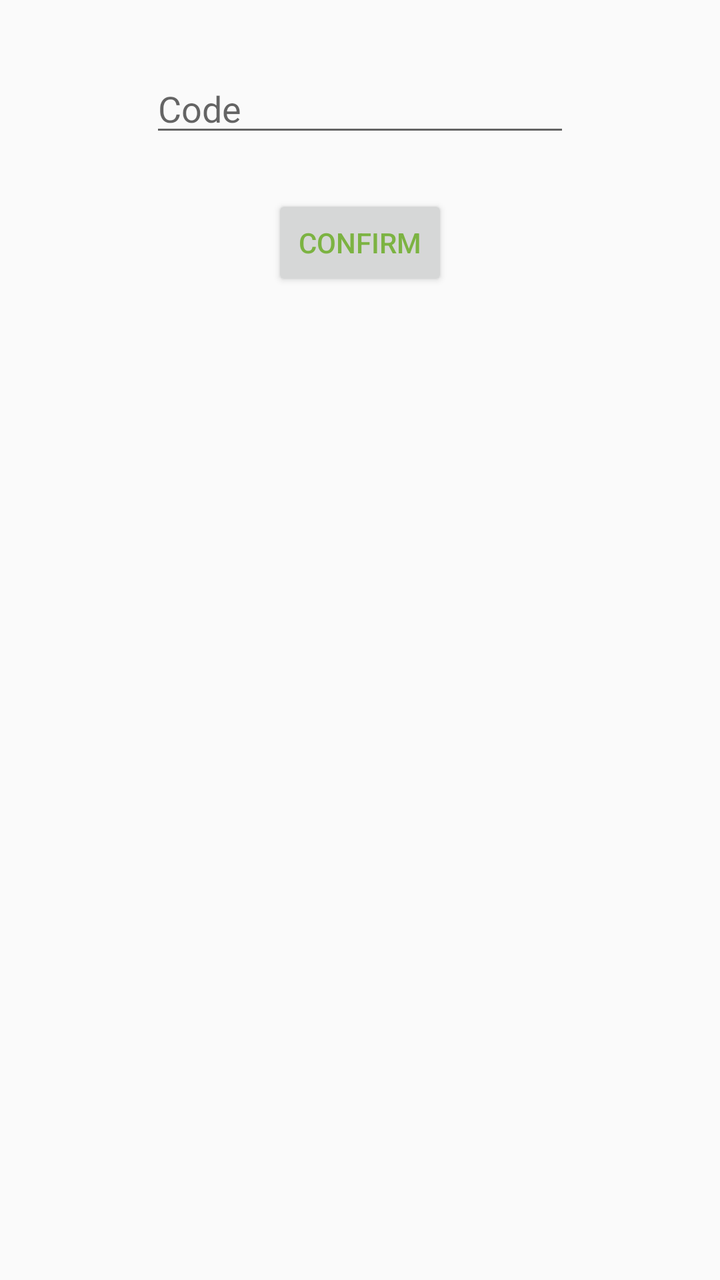
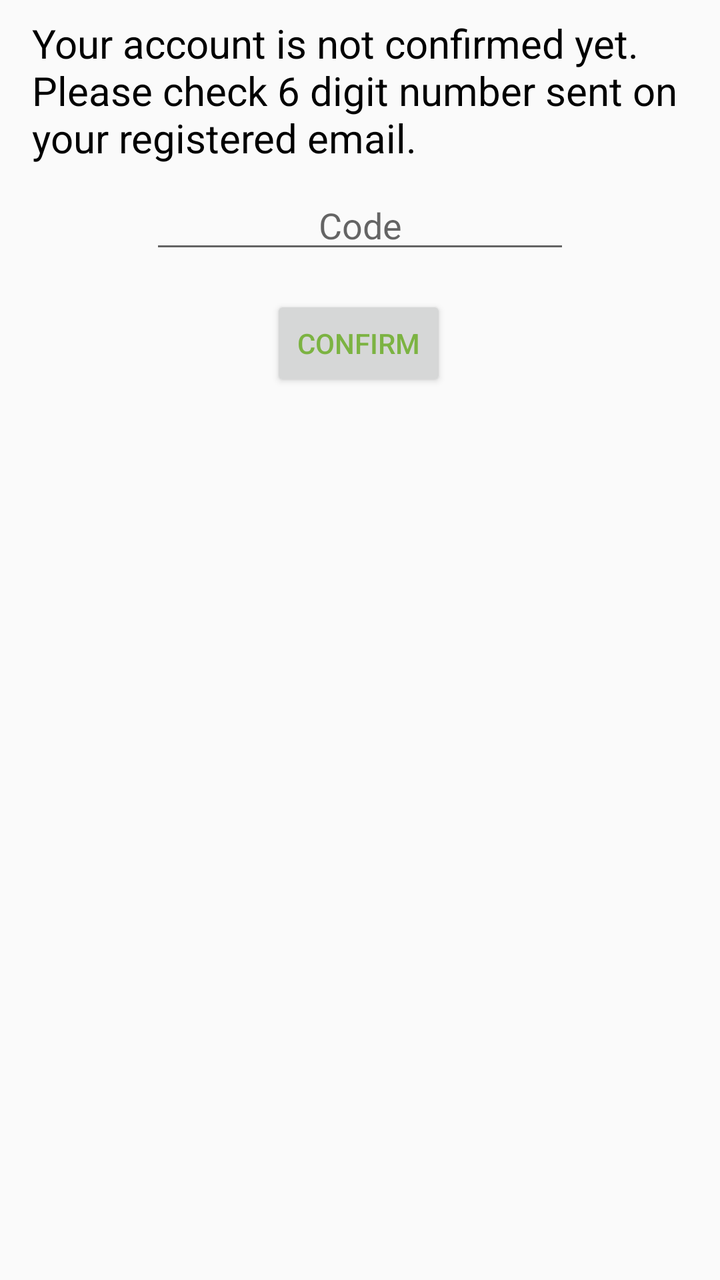

Two renders of the same Android screen: before a commit and after it. Below are the layout's source before the change and the commit's diff.
<!-- AndroidManifest.xml: application theme AppTheme -->
<!-- res/layout/content_confirmation.xml -->
<?xml version="1.0" encoding="utf-8"?>
<android.support.constraint.ConstraintLayout xmlns:android="http://schemas.android.com/apk/res/android"
    xmlns:app="http://schemas.android.com/apk/res-auto"
    xmlns:tools="http://schemas.android.com/tools"
    android:layout_width="match_parent"
    android:layout_height="match_parent"
    app:layout_behavior="@string/appbar_scrolling_view_behavior"
    tools:context=".auth.ConfirmationActivity"
    tools:showIn="@layout/activity_confirmation">

    <EditText
        android:id="@+id/txt_code_confirm"
        android:layout_width="wrap_content"
        android:layout_height="wrap_content"
        android:layout_marginStart="8dp"
        android:layout_marginTop="32dp"
        android:layout_marginEnd="8dp"
        android:ems="10"
        android:hint="Code"
        android:inputType="number"
        app:layout_constraintEnd_toEndOf="parent"
        app:layout_constraintStart_toStartOf="parent"
        app:layout_constraintTop_toTopOf="parent" />


    <EditText
        android:id="@+id/txt_email_confirm"
        android:layout_width="wrap_content"
        android:layout_height="wrap_content"
        android:layout_marginStart="8dp"
        android:layout_marginTop="8dp"
        android:layout_marginEnd="8dp"
        android:ems="10"
        android:hint="Email Address"
        android:inputType="textEmailAddress"
        app:layout_constraintEnd_toEndOf="parent"
        app:layout_constraintStart_toStartOf="parent"
        app:layout_constraintTop_toBottomOf="@+id/txt_code_confirm"
        android:visibility="gone"
        />

    <Button
        android:id="@+id/btn_confirm"
        android:layout_width="wrap_content"
        android:layout_height="wrap_content"
        android:layout_marginStart="8dp"
        android:layout_marginTop="24dp"
        android:layout_marginEnd="8dp"
        android:textColor="@color/colorPrimaryDark"
        android:text="Confirm"
        app:layout_constraintEnd_toEndOf="parent"
        app:layout_constraintStart_toStartOf="parent"
        app:layout_constraintTop_toBottomOf="@+id/txt_email_confirm" />
</android.support.constraint.ConstraintLayout>
<!-- res/layout/activity_confirmation.xml (included above) -->
<?xml version="1.0" encoding="utf-8"?>
<android.support.design.widget.CoordinatorLayout xmlns:android="http://schemas.android.com/apk/res/android"
    xmlns:app="http://schemas.android.com/apk/res-auto"
    xmlns:tools="http://schemas.android.com/tools"
    android:layout_width="match_parent"
    android:layout_height="match_parent"
    tools:context=".auth.ConfirmationActivity">

    <android.support.design.widget.AppBarLayout
        android:layout_width="match_parent"
        android:layout_height="wrap_content"
        android:theme="@style/AppTheme.AppBarOverlay">

        <android.support.v7.widget.Toolbar
            android:id="@+id/toolbar"
            android:layout_width="match_parent"
            android:layout_height="?attr/actionBarSize"
            android:background="?attr/colorPrimary"
            app:popupTheme="@style/AppTheme.PopupOverlay" />

    </android.support.design.widget.AppBarLayout>

    <include layout="@layout/content_confirmation" />

    <android.support.design.widget.FloatingActionButton
        android:id="@+id/fab"
        android:layout_width="wrap_content"
        android:layout_height="wrap_content"
        android:layout_gravity="bottom|end"
        android:layout_margin="@dimen/fab_margin"
        app:srcCompat="@android:drawable/ic_dialog_email" />

</android.support.design.widget.CoordinatorLayout>
<!-- resources referenced by this layout -->
<resources>
  <color name="colorPrimaryDark">#7CB342</color>
  <dimen name="fab_margin">16dp</dimen>
  <style name="AppTheme.AppBarOverlay" parent="ThemeOverlay.AppCompat.Dark.ActionBar" />
  <style name="AppTheme.PopupOverlay" parent="ThemeOverlay.AppCompat.Light" />
  <style name="AppTheme" parent="Theme.AppCompat.Light.DarkActionBar">
          
          <item name="colorPrimary">@color/colorPrimary</item>
          <item name="colorPrimaryDark">@color/colorPrimaryDark</item>
          <item name="colorAccent">@color/colorAccent</item>
      </style>
  <color name="colorPrimary">#689F38</color>
  <color name="colorAccent">#616161</color>
</resources>

<!-- the commit's change to res/layout/content_confirmation.xml (unified diff, before → after) -->
@@ -8,19 +8,35 @@
     tools:context=".auth.ConfirmationActivity"
     tools:showIn="@layout/activity_confirmation">
 
+    <TextView
+        android:id="@+id/textView"
+        android:layout_width="0dp"
+        android:layout_height="wrap_content"
+        android:layout_marginStart="16dp"
+        android:layout_marginTop="8dp"
+
+        android:layout_marginEnd="16dp"
+        android:text="Your account is not confirmed yet. Please check 6 digit number sent on your registered email."
+        android:textColor="#000"
+        android:textSize="20sp"
+        app:layout_constraintEnd_toEndOf="parent"
+        app:layout_constraintStart_toStartOf="parent"
+        app:layout_constraintTop_toTopOf="parent" />
+
     <EditText
         android:id="@+id/txt_code_confirm"
         android:layout_width="wrap_content"
         android:layout_height="wrap_content"
         android:layout_marginStart="8dp"
-        android:layout_marginTop="32dp"
+        android:layout_marginTop="8dp"
         android:layout_marginEnd="8dp"
         android:ems="10"
         android:hint="Code"
         android:inputType="number"
+        android:textAlignment="center"
         app:layout_constraintEnd_toEndOf="parent"
         app:layout_constraintStart_toStartOf="parent"
-        app:layout_constraintTop_toTopOf="parent" />
+        app:layout_constraintTop_toBottomOf="@+id/textView" />
 
 
     <EditText
@@ -44,11 +60,12 @@
         android:layout_width="wrap_content"
         android:layout_height="wrap_content"
         android:layout_marginStart="8dp"
-        android:layout_marginTop="24dp"
+        android:layout_marginTop="16dp"
         android:layout_marginEnd="8dp"
+        android:text="Confirm"
         android:textColor="@color/colorPrimaryDark"
-        android:text="Confirm"
         app:layout_constraintEnd_toEndOf="parent"
+        app:layout_constraintHorizontal_bias="0.498"
         app:layout_constraintStart_toStartOf="parent"
         app:layout_constraintTop_toBottomOf="@+id/txt_email_confirm" />
 </android.support.constraint.ConstraintLayout>
@@ -77,12 +94,5 @@
 
     <include layout="@layout/content_confirmation" />
 
-    <android.support.design.widget.FloatingActionButton
-        android:id="@+id/fab"
-        android:layout_width="wrap_content"
-        android:layout_height="wrap_content"
-        android:layout_gravity="bottom|end"
-        android:layout_margin="@dimen/fab_margin"
-        app:srcCompat="@android:drawable/ic_dialog_email" />
 
 </android.support.design.widget.CoordinatorLayout>
<!-- resource entries referenced after the edit -->
@@ -1,7 +1,6 @@
 <!-- resources referenced by this layout -->
 <resources>
   <color name="colorPrimaryDark">#7CB342</color>
-  <dimen name="fab_margin">16dp</dimen>
   <style name="AppTheme.AppBarOverlay" parent="ThemeOverlay.AppCompat.Dark.ActionBar" />
   <style name="AppTheme.PopupOverlay" parent="ThemeOverlay.AppCompat.Light" />
   <style name="AppTheme" parent="Theme.AppCompat.Light.DarkActionBar">
